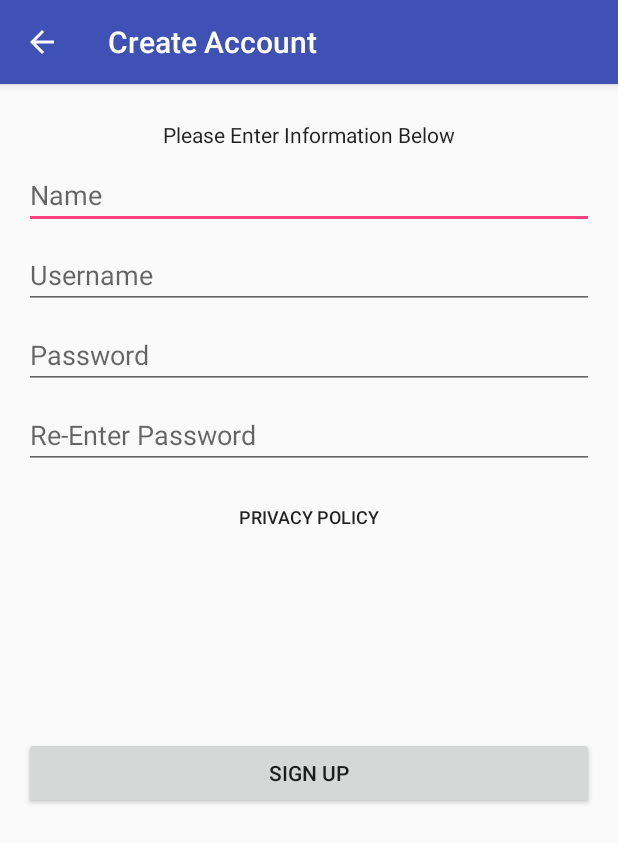
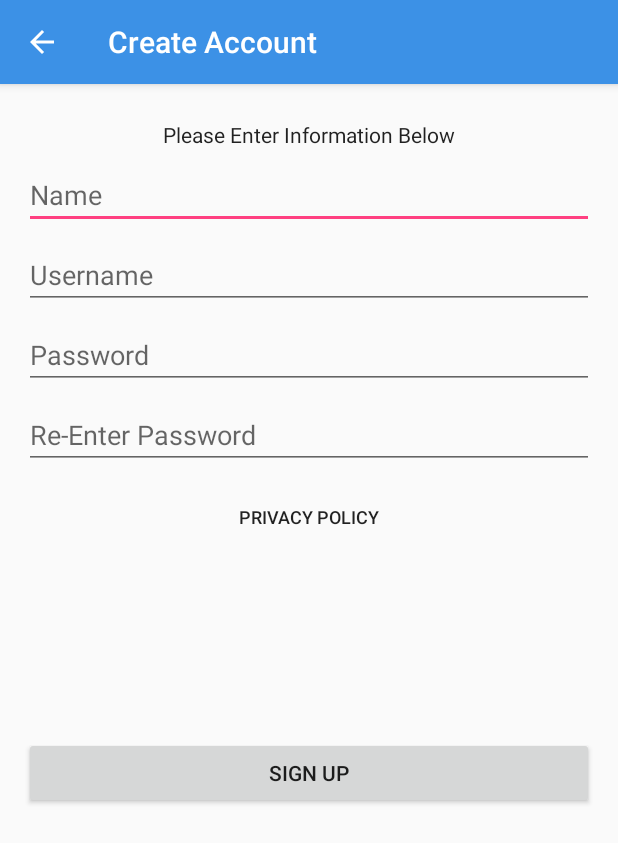
Before and after one commit to Mabrey/HouseKeep, an Android app: the AccountCreateActivity screen opened directly, with no data from a screen before it, on a phone screen of 412 x 824 dp. Shown: the top 843 px of the screen. Run offline under Robolectric (Android 15) with nearby library versions, the phone set to English and light mode, and no system bars.

Commit message:
Added plus button to action bar and changed primary color

```diff
--- a/app/src/main/AndroidManifest.xml
+++ b/app/src/main/AndroidManifest.xml
@@ -28,7 +28,7 @@
         </activity>
         <activity
             android:name=".HomeActivity"
-            android:label="@string/title_activity_home"
+            android:label="@string/app_name"
             android:theme="@style/AppTheme.NoActionBar">
             <intent-filter>
                 <action android:name="android.intent.action.MAIN" />
--- a/app/src/main/res/values/colors.xml
+++ b/app/src/main/res/values/colors.xml
@@ -1,6 +1,6 @@
 <?xml version="1.0" encoding="utf-8"?>
 <resources>
-    <color name="colorPrimary">#3F51B5</color>
+    <color name="colorPrimary">#3C91E6</color>
     <color name="colorPrimaryDark">#303F9F</color>
     <color name="colorAccent">#FF4081</color>
 </resources>
```
Also changed, not shown: app/src/main/res/menu/action_bar_buttons.xml (+7 -0 lines), app/src/main/res/drawable-hdpi/ic_plus_button.png (added), app/src/main/res/drawable-mdpi/ic_plus_button.png (added), app/src/main/res/drawable-xhdpi/ic_plus_button.png (added), app/src/main/res/drawable-xxhdpi/ic_plus_button.png (added), 1 other file.
